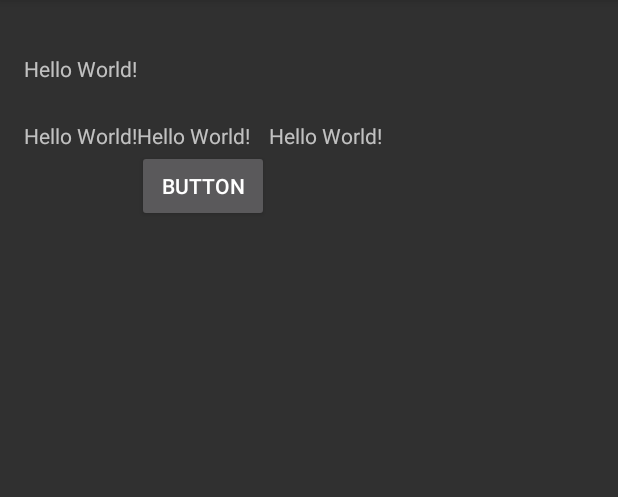
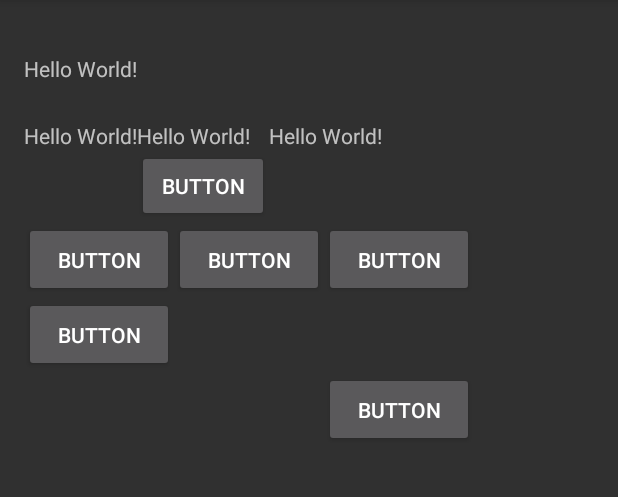
Before and after one commit to mukeshmk/AndroidStudioProjects, an Android app: the screen it shows after launch (MainActivity), on a phone screen of 412 x 824 dp, the part 84-581 px from its top. Run offline under Robolectric (Android 15) with nearby library versions, the phone set to English and light mode, and no system bars.

Commit message:
Grid Layout
Grid Layout

```diff
--- a/LabEx05/app/src/main/res/layout/activity_main.xml
+++ b/LabEx05/app/src/main/res/layout/activity_main.xml
@@ -42,5 +42,45 @@
             android:id="@+id/button"
             android:layout_column="1"/>
     </TableRow>
-
+    <GridLayout
+        android:layout_width="wrap_content"
+        android:layout_height="wrap_content"
+        android:columnCount="3"
+        android:rowCount="3">
+        <Button
+            android:layout_width="100dp"
+            android:layout_height="50dp"
+            android:layout_row="0"
+            android:layout_column="0"
+            android:text="Button"
+            />
+        <Button
+            android:layout_width="100dp"
+            android:layout_height="50dp"
+            android:layout_row="0"
+            android:layout_column="1"
+            android:text="Button"
+            />
+        <Button
+            android:layout_width="100dp"
+            android:layout_height="50dp"
+            android:layout_row="0"
+            android:layout_column="2"
+            android:text="Button"
+            />
+        <Button
+            android:layout_width="100dp"
+            android:layout_height="50dp"
+            android:layout_row="1"
+            android:layout_column="0"
+            android:text="Button"
+            />
+        <Button
+            android:layout_width="100dp"
+            android:layout_height="50dp"
+            android:layout_row="2"
+            android:layout_column="2"
+            android:text="Button"
+            />
+    </GridLayout>
 </TableLayout>
```
